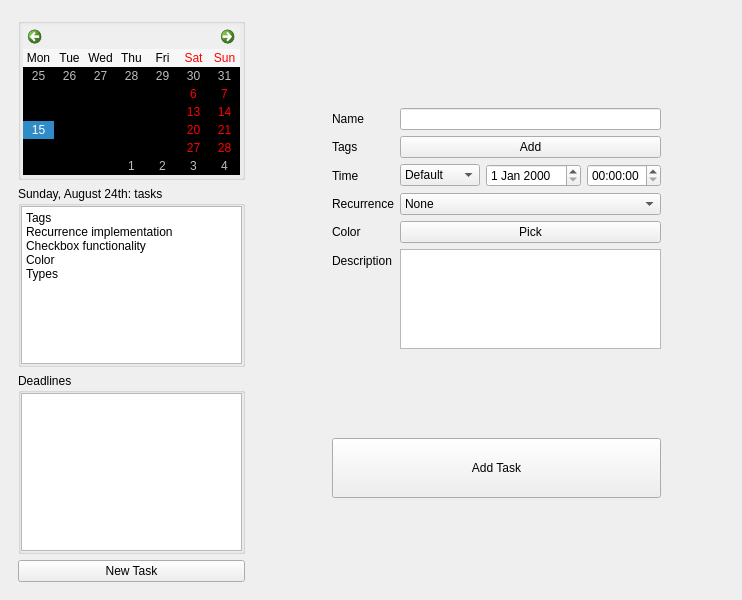
Above: src/mainwindow.ui from david4more/QtToDo before the change. Below: the same form after it.
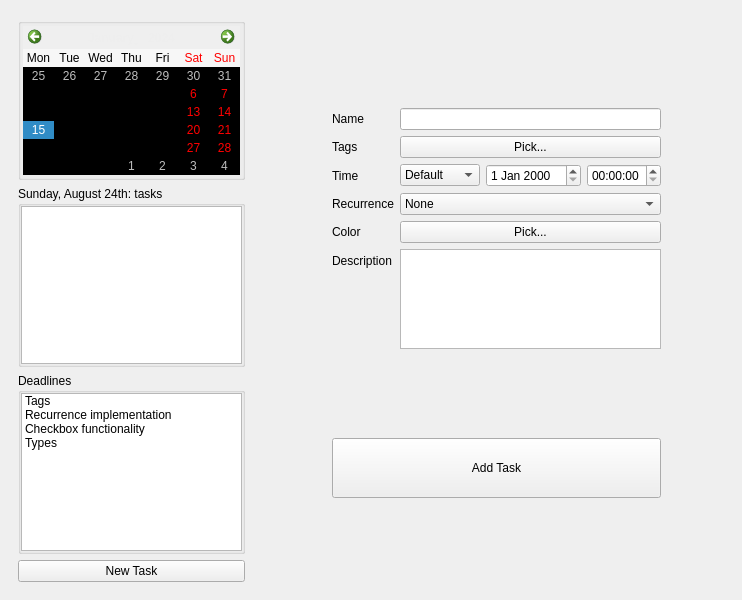
That is the form after the change.

Diff of the .ui file:
```diff
--- a/src/mainwindow.ui
+++ b/src/mainwindow.ui
@@ -143,15 +143,7 @@
            <number>0</number>
           </property>
           <item>
-           <widget class="QPlainTextEdit" name="plainTextEdit">
-            <property name="plainText">
-             <string>Tags
-Recurrence implementation
-Checkbox functionality
-Color
-Types</string>
-            </property>
-           </widget>
+           <widget class="QListWidget" name="tasksListWidget"/>
           </item>
          </layout>
         </widget>
@@ -184,7 +176,28 @@
            <number>0</number>
           </property>
           <item>
-           <widget class="QListWidget" name="deadlinesListWidget"/>
+           <widget class="QListWidget" name="deadlinesListWidget">
+            <item>
+             <property name="text">
+              <string>Tags</string>
+             </property>
+            </item>
+            <item>
+             <property name="text">
+              <string>Recurrence implementation</string>
+             </property>
+            </item>
+            <item>
+             <property name="text">
+              <string>Checkbox functionality</string>
+             </property>
+            </item>
+            <item>
+             <property name="text">
+              <string>Types</string>
+             </property>
+            </item>
+           </widget>
           </item>
          </layout>
         </widget>
@@ -332,13 +345,6 @@
             </property>
            </widget>
           </item>
-          <item row="1" column="1">
-           <widget class="QPushButton" name="pushButton">
-            <property name="text">
-             <string>Add</string>
-            </property>
-           </widget>
-          </item>
           <item row="2" column="0">
            <widget class="QLabel" name="label">
             <property name="text">
@@ -443,7 +449,7 @@
              </size>
             </property>
             <property name="text">
-             <string>Pick</string>
+             <string>Pick...</string>
             </property>
            </widget>
           </item>
@@ -489,6 +495,13 @@
             </item>
            </layout>
           </item>
+          <item row="1" column="1">
+           <widget class="QPushButton" name="taskTagsButton">
+            <property name="text">
+             <string>Pick...</string>
+            </property>
+           </widget>
+          </item>
          </layout>
         </item>
         <item row="2" column="1">
```
Left out of the diff: 4 changed lines with no effect on the pictures.
